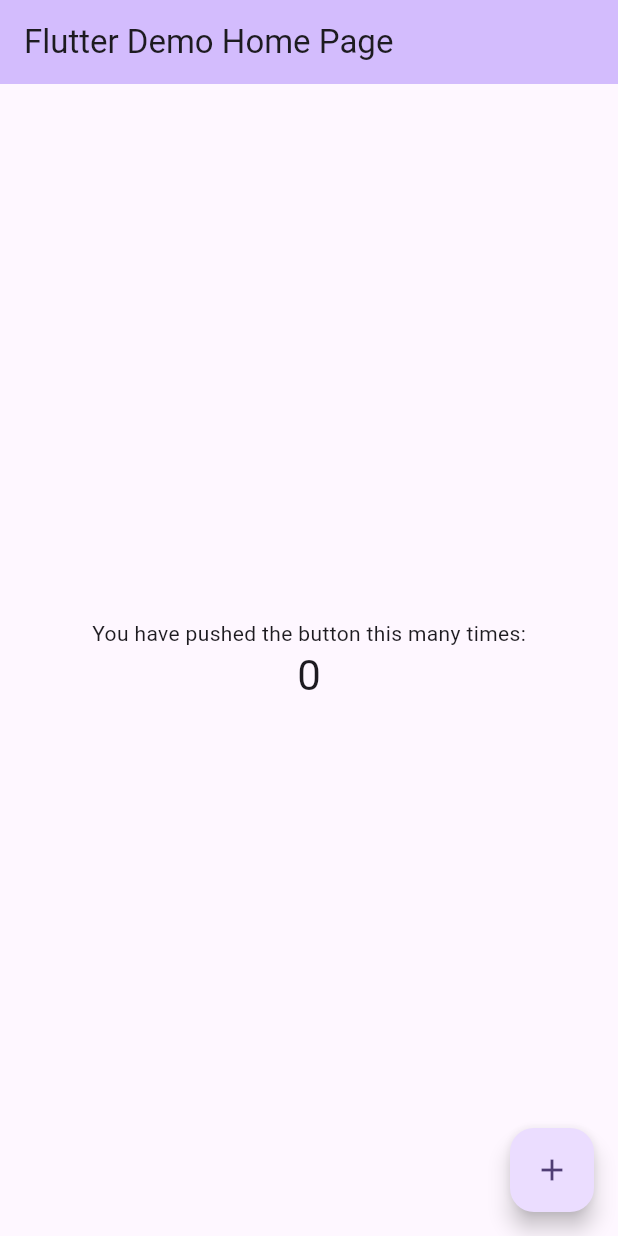
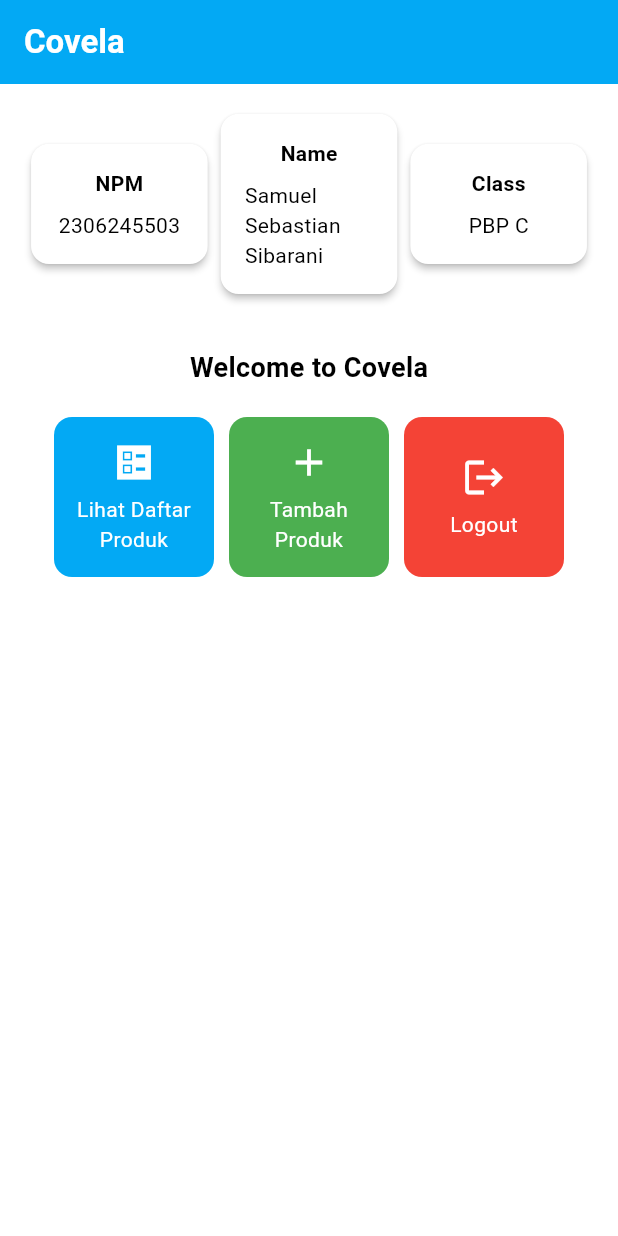
Before and after one commit to samuelsibs/covela-mobile, a Flutter app: the screen it shows after launch, on a phone screen of 412 x 824 dp. Run offline on Flutter 3.47's test engine with Material 3 defaults, Android fonts, the phone set to English and light mode, and no system bars.

Commit message:
Mengerjakan Tugas 7

```diff
--- a/lib/main.dart
+++ b/lib/main.dart
@@ -1,3 +1,4 @@
+import 'package:covela/menu.dart';
 import 'package:flutter/material.dart';
 
 void main() {
@@ -28,98 +29,12 @@
         //
         // This works for code too, not just values: Most code changes can be
         // tested with just a hot reload.
-        colorScheme: ColorScheme.fromSeed(seedColor: Colors.deepPurple),
+        colorScheme: ColorScheme.fromSwatch(
+          primarySwatch: Colors.lightBlue,
+        ).copyWith(secondary: Colors.lightBlue[900]),
         useMaterial3: true,
       ),
-      home: const MyHomePage(title: 'Flutter Demo Home Page'),
+      home: MyHomePage(),
     );
   }
 }
-
-class MyHomePage extends StatefulWidget {
-  const MyHomePage({super.key, required this.title});
-
-  // This widget is the home page of your application. It is stateful, meaning
-  // that it has a State object (defined below) that contains fields that affect
-  // how it looks.
-
-  // This class is the configuration for the state. It holds the values (in this
-  // case the title) provided by the parent (in this case the App widget) and
-  // used by the build method of the State. Fields in a Widget subclass are
-  // always marked "final".
-
-  final String title;
-
-  @override
-  State<MyHomePage> createState() => _MyHomePageState();
-}
-
-class _MyHomePageState extends State<MyHomePage> {
-  int _counter = 0;
-
-  void _incrementCounter() {
-    setState(() {
-      // This call to setState tells the Flutter framework that something has
-      // changed in this State, which causes it to rerun the build method below
-      // so that the display can reflect the updated values. If we changed
-      // _counter without calling setState(), then the build method would not be
-      // called again, and so nothing would appear to happen.
-      _counter++;
-    });
-  }
-
-  @override
-  Widget build(BuildContext context) {
-    // This method is rerun every time setState is called, for instance as done
-    // by the _incrementCounter method above.
-    //
-    // The Flutter framework has been optimized to make rerunning build methods
-    // fast, so that you can just rebuild anything that needs updating rather
-    // than having to individually change instances of widgets.
-    return Scaffold(
-      appBar: AppBar(
-        // TRY THIS: Try changing the color here to a specific color (to
-        // Colors.amber, perhaps?) and trigger a hot reload to see the AppBar
-        // change color while the other colors stay the same.
-        backgroundColor: Theme.of(context).colorScheme.inversePrimary,
-        // Here we take the value from the MyHomePage object that was created by
-        // the App.build method, and use it to set our appbar title.
-        title: Text(widget.title),
-      ),
-      body: Center(
-        // Center is a layout widget. It takes a single child and positions it
-        // in the middle of the parent.
-        child: Column(
-          // Column is also a layout widget. It takes a list of children and
-          // arranges them vertically. By default, it sizes itself to fit its
-          // children horizontally, and tries to be as tall as its parent.
-          //
-          // Column has various properties to control how it sizes itself and
-          // how it positions its children. Here we use mainAxisAlignment to
-          // center the children vertically; the main axis here is the vertical
-          // axis because Columns are vertical (the cross axis would be
-          // horizontal).
-          //
-          // TRY THIS: Invoke "debug painting" (choose the "Toggle Debug Paint"
-          // action in the IDE, or press "p" in the console), to see the
-          // wireframe for each widget.
-          mainAxisAlignment: MainAxisAlignment.center,
-          children: <Widget>[
-            const Text(
-              'You have pushed the button this many times:',
-            ),
-            Text(
-              '$_counter',
-              style: Theme.of(context).textTheme.headlineMedium,
-            ),
-          ],
-        ),
-      ),
-      floatingActionButton: FloatingActionButton(
-        onPressed: _incrementCounter,
-        tooltip: 'Increment',
-        child: const Icon(Icons.add),
-      ), // This trailing comma makes auto-formatting nicer for build methods.
-    );
-  }
-}
--- /dev/null
+++ b/lib/menu.dart
@@ -0,0 +1,188 @@
+import 'package:flutter/material.dart';
+
+class MyHomePage extends StatelessWidget {
+    final String npm = '2306245503'; // NPM
+    final String name = 'Samuel Sebastian Sibarani'; // Nama
+    final String className = 'PBP C'; // Kelas
+    final List<ItemHomepage> items = [
+        ItemHomepage("Lihat Daftar Produk", Icons.ballot_sharp, Colors.lightBlue),
+        ItemHomepage("Tambah Produk", Icons.add, Colors.green),
+        ItemHomepage("Logout", Icons.logout, Colors.red),
+    ];
+
+    MyHomePage({super.key});
+
+  @override
+  Widget build(BuildContext context) {
+    // Scaffold menyediakan struktur dasar halaman dengan AppBar dan body.
+    return Scaffold(
+      // AppBar adalah bagian atas halaman yang menampilkan judul.
+      appBar: AppBar(
+        // Judul aplikasi "Covela" dengan teks putih dan tebal.
+        title: const Text(
+          'Covela',
+          style: TextStyle(
+            color: Colors.white,
+            fontWeight: FontWeight.bold,
+          ),
+        ),
+        // Warna latar belakang AppBar diambil dari skema warna tema aplikasi.
+        backgroundColor: Theme.of(context).colorScheme.primary,
+      ),
+      // Body halaman dengan padding di sekelilingnya.
+      body: Padding(
+        padding: const EdgeInsets.all(16.0),
+        // Menyusun widget secara vertikal dalam sebuah kolom.
+        child: Column(
+          crossAxisAlignment: CrossAxisAlignment.center,
+          children: [
+            // Row untuk menampilkan 3 InfoCard secara horizontal.
+            Row(
+              mainAxisAlignment: MainAxisAlignment.spaceEvenly,
+              children: [
+                InfoCard(title: 'NPM', content: npm),
+                InfoCard(title: 'Name', content: name),
+                InfoCard(title: 'Class', content: className),
+              ],
+            ),
+
+            // Memberikan jarak vertikal 16 unit.
+            const SizedBox(height: 16.0),
+
+            // Menempatkan widget berikutnya di tengah halaman.
+            Center(
+              child: Column(
+                // Menyusun teks dan grid item secara vertikal.
+
+                children: [
+                  // Menampilkan teks sambutan dengan gaya tebal dan ukuran 18.
+                  const Padding(
+                    padding: EdgeInsets.only(top: 16.0),
+                    child: Text(
+                      'Welcome to Covela',
+                      style: TextStyle(
+                        fontWeight: FontWeight.bold,
+                        fontSize: 18.0,
+                      ),
+                    ),
+                  ),
+
+                  // Grid untuk menampilkan ItemCard dalam bentuk grid 3 kolom.
+                  GridView.count(
+                    primary: true,
+                    padding: const EdgeInsets.all(20),
+                    crossAxisSpacing: 10,
+                    mainAxisSpacing: 10,
+                    crossAxisCount: 3,
+                    // Agar grid menyesuaikan tinggi kontennya.
+                    shrinkWrap: true,
+
+                    // Menampilkan ItemCard untuk setiap item dalam list items.
+                    children: items.map((ItemHomepage item) {
+                      return ItemCard(item);
+                    }).toList(),
+                  ),
+                ],
+              ),
+            ),
+          ],
+        ),
+      ),
+    );
+  }
+}
+
+class InfoCard extends StatelessWidget {
+  // Kartu informasi yang menampilkan title dan content.
+
+  final String title;  // Judul kartu.
+  final String content;  // Isi kartu.
+
+  const InfoCard({super.key, required this.title, required this.content});
+
+  @override
+  Widget build(BuildContext context) {
+    return Card(
+      // Membuat kotak kartu dengan bayangan dibawahnya.
+      elevation: 2.0,
+      child: Container(
+        // Mengatur ukuran dan jarak di dalam kartu.
+        width: MediaQuery.of(context).size.width / 3.5, // menyesuaikan dengan lebar device yang digunakan.
+        padding: const EdgeInsets.all(16.0),
+        // Menyusun title dan content secara vertikal.
+        child: Column(
+          children: [
+            Text(
+              title,
+              style: const TextStyle(fontWeight: FontWeight.bold),
+            ),
+            const SizedBox(height: 8.0),
+            Text(content),
+          ],
+        ),
+      ),
+    );
+  }
+}
+
+class ItemHomepage {
+     final String name;
+     final IconData icon;
+     final Color color;
+
+     ItemHomepage(this.name, this.icon, this.color);
+}
+
+class ItemCard extends StatelessWidget {
+  // Menampilkan kartu dengan ikon dan nama.
+
+  final ItemHomepage item;
+
+  const ItemCard(this.item, {super.key});
+
+  @override
+  Widget build(BuildContext context) {
+    return Material(
+      // Menentukan warna latar belakang dari tema aplikasi.
+      color: item.color,
+      // Membuat sudut kartu melengkung.
+      borderRadius: BorderRadius.circular(12),
+
+      child: InkWell(
+        // Aksi ketika kartu ditekan.
+        onTap: () {
+          // Menampilkan pesan SnackBar saat kartu ditekan.
+          ScaffoldMessenger.of(context)
+            ..hideCurrentSnackBar()
+            ..showSnackBar(
+              SnackBar(content: Text("Kamu telah menekan tombol ${item.name}!"))
+            );
+        },
+        // Container untuk menyimpan Icon dan Text
+        child: Container(
+          padding: const EdgeInsets.all(8),
+          child: Center(
+            child: Column(
+              // Menyusun ikon dan teks di tengah kartu.
+              mainAxisAlignment: MainAxisAlignment.center,
+              children: [
+                Icon(
+                  item.icon,
+                  color: Colors.white,
+                  size: 30.0,
+                ),
+                const Padding(padding: EdgeInsets.all(3)),
+                Text(
+                  item.name,
+                  textAlign: TextAlign.center,
+                  style: const TextStyle(color: Colors.white),
+                ),
+              ],
+            ),
+          ),
+        ),
+      ),
+    );
+  }
+
+}
```
